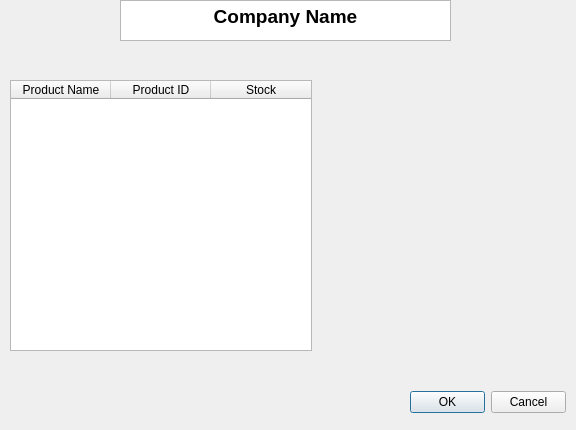
First picture: the form in .ui/HomeView.ui, repository dh-04/InternshipIMS, before the edit.
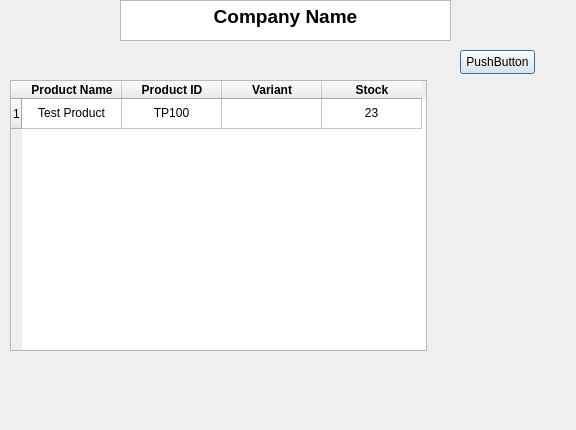
Second picture: the form after the edit.

Commit message: Initialized first GUI view for manual stock entry.

```diff
--- a/.ui/HomeView.ui
+++ b/.ui/HomeView.ui
@@ -16,22 +16,6 @@
   <property name="styleSheet">
    <string notr="true"/>
   </property>
-  <widget class="QDialogButtonBox" name="buttonBox">
-   <property name="geometry">
-    <rect>
-     <x>410</x>
-     <y>390</y>
-     <width>156</width>
-     <height>24</height>
-    </rect>
-   </property>
-   <property name="orientation">
-    <enum>Qt::Horizontal</enum>
-   </property>
-   <property name="standardButtons">
-    <set>QDialogButtonBox::Cancel|QDialogButtonBox::Ok</set>
-   </property>
-  </widget>
   <widget class="QTextEdit" name="textEdit">
    <property name="geometry">
     <rect>
@@ -54,25 +38,106 @@
     <rect>
      <x>10</x>
      <y>80</y>
-     <width>302</width>
+     <width>417</width>
      <height>271</height>
     </rect>
    </property>
+   <row>
+    <property name="text">
+     <string>1</string>
+    </property>
+   </row>
    <column>
     <property name="text">
      <string>Product Name</string>
     </property>
+    <property name="font">
+     <font>
+      <bold>true</bold>
+     </font>
+    </property>
    </column>
    <column>
     <property name="text">
      <string>Product ID</string>
     </property>
+    <property name="font">
+     <font>
+      <bold>true</bold>
+     </font>
+    </property>
+    <property name="background">
+     <color>
+      <red>255</red>
+      <green>255</green>
+      <blue>255</blue>
+     </color>
+    </property>
+   </column>
+   <column>
+    <property name="text">
+     <string>Variant</string>
+    </property>
+    <property name="font">
+     <font>
+      <bold>true</bold>
+     </font>
+    </property>
    </column>
    <column>
     <property name="text">
      <string>Stock</string>
     </property>
+    <property name="font">
+     <font>
+      <bold>true</bold>
+     </font>
+    </property>
+    <property name="background">
+     <color>
+      <red>255</red>
+      <green>255</green>
+      <blue>255</blue>
+     </color>
+    </property>
    </column>
+   <item row="0" column="0">
+    <property name="text">
+     <string>Test Product</string>
+    </property>
+    <property name="textAlignment">
+     <set>AlignCenter</set>
+    </property>
+   </item>
+   <item row="0" column="1">
+    <property name="text">
+     <string>TP100</string>
+    </property>
+    <property name="textAlignment">
+     <set>AlignCenter</set>
+    </property>
+   </item>
+   <item row="0" column="3">
+    <property name="text">
+     <string>23</string>
+    </property>
+    <property name="textAlignment">
+     <set>AlignCenter</set>
+    </property>
+   </item>
+  </widget>
+  <widget class="QPushButton" name="pushButton">
+   <property name="geometry">
+    <rect>
+     <x>460</x>
+     <y>50</y>
+     <width>75</width>
+     <height>24</height>
+    </rect>
+   </property>
+   <property name="text">
+    <string>PushButton</string>
+   </property>
   </widget>
  </widget>
  <resources/>
```
Left out of the diff: 35 changed lines with no effect on the pictures. The commit also changes 9 other files.
